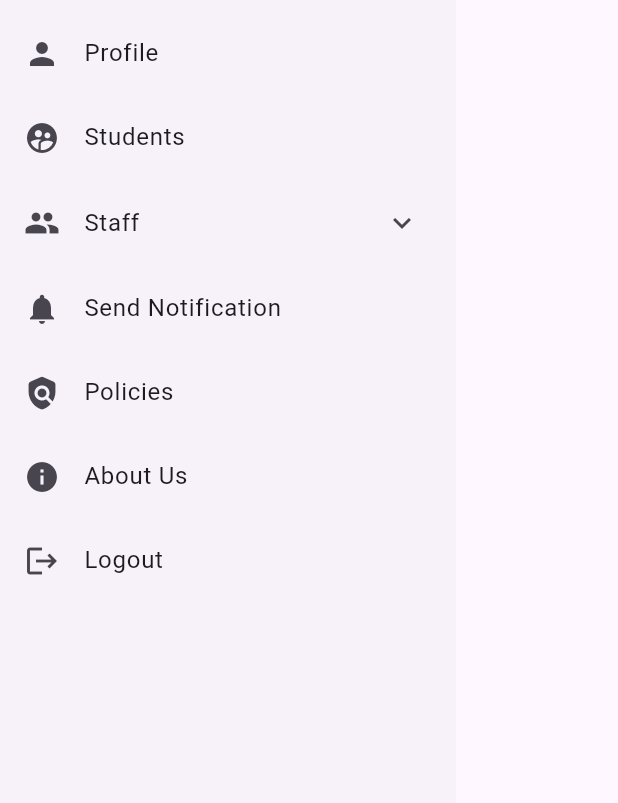
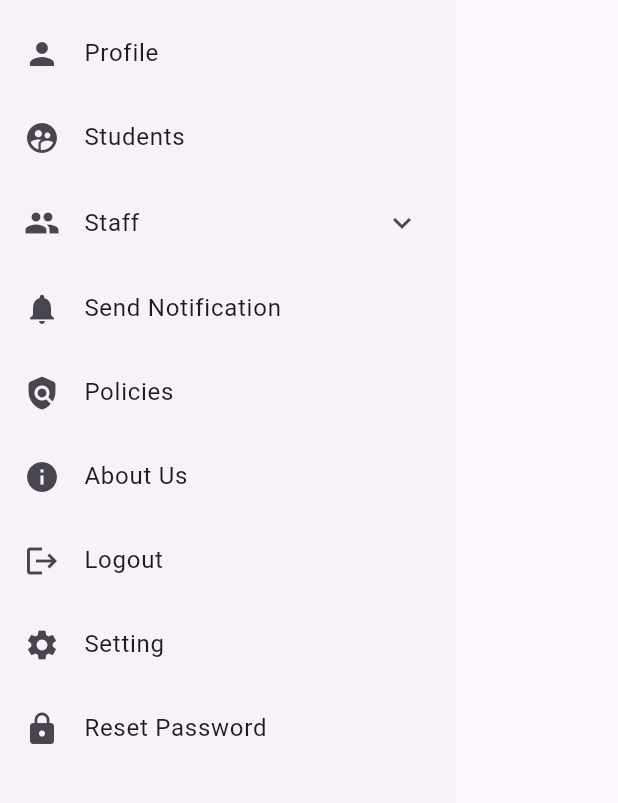
Before and after one commit to amitmahato98/CMS, a Flutter app: the Navbar widget shown alone on an empty page, opened directly, on a phone screen of 412 x 824 dp, the part 242-1045 px from its top. Run offline on Flutter 3.47's test engine with Material 3 defaults, Android fonts, the phone set to English and light mode, and no system bars.

Commit message:
drawer edited and added

```diff
--- a/lib/navigations/navbar/navbar.dart
+++ b/lib/navigations/navbar/navbar.dart
@@ -91,6 +91,16 @@ class Navbar extends StatelessWidget {
             title: Text("Logout"),
             onTap: () => Navigator.pop(context),
           ),
+          ListTile(
+            leading: Icon(Icons.settings),
+            title: Text("Setting"),
+            onTap: () => Navigator.pop(context),
+          ),
+          ListTile(
+            leading: Icon(Icons.lock),
+            title: Text("Reset Password"),
+            onTap: () => Navigator.pop(context),
+          ),
         ],
       ),
     );
```
